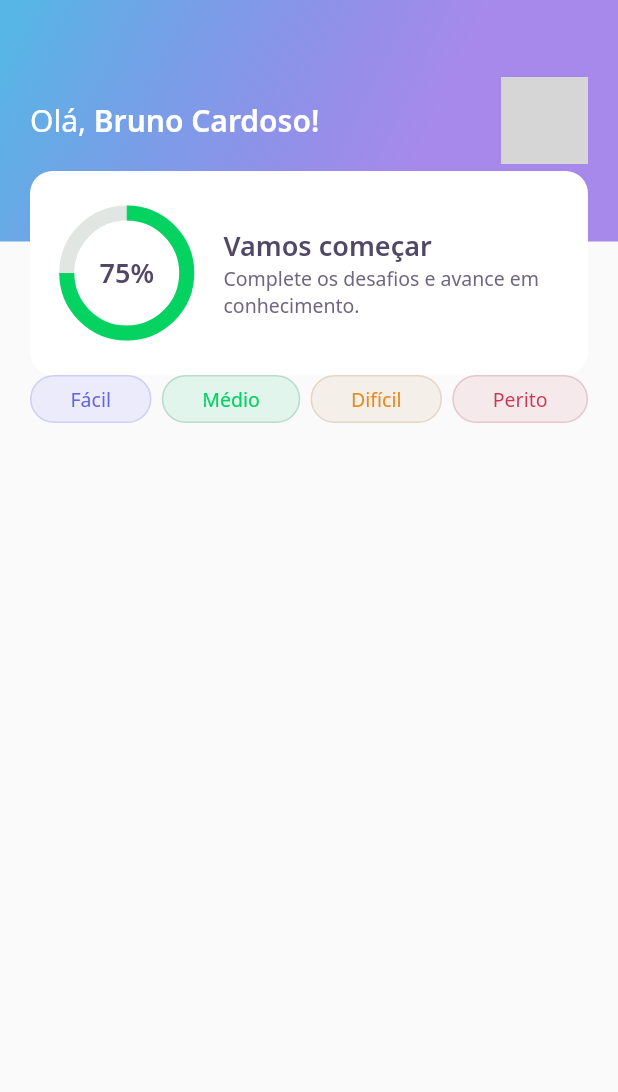
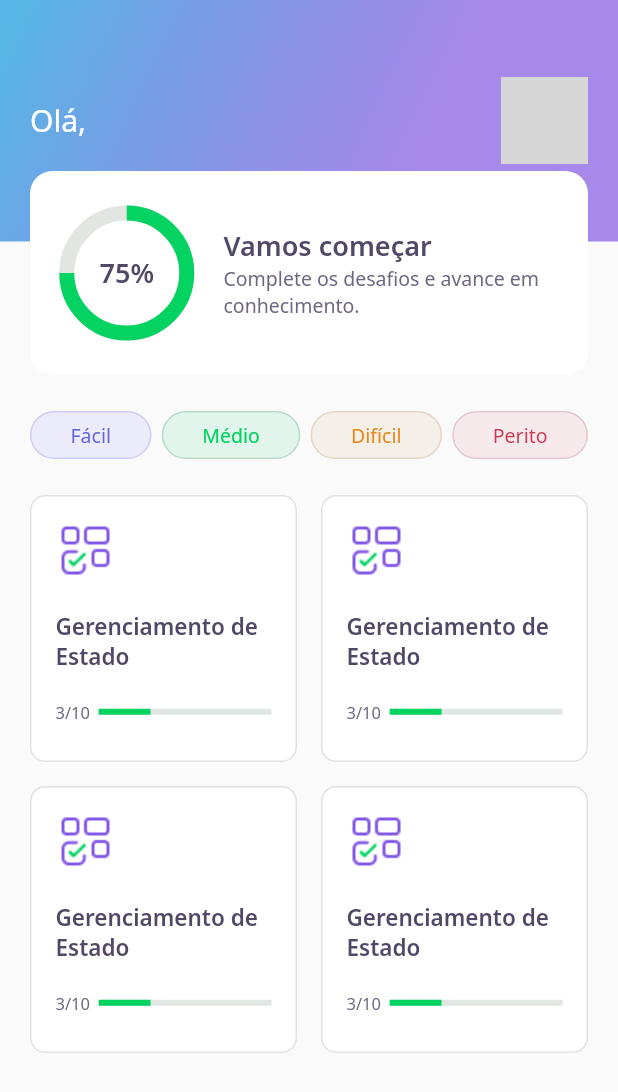
Before and after one commit to brunocardoso1/dev_quiz, a Flutter app: the HomePage screen opened directly, on a phone screen of 412 x 824 dp. Shown: the top 1092 px of the screen. Run offline on Flutter 3.47's test engine with Material 2 defaults, Android fonts, the phone set to English and light mode, and no system bars; our stand-ins replace google_fonts; accounts and stored records are empty; network calls fail; grey boxes are pictures that could not be loaded.

Commit message:
23.04 update - adding home controller

```diff
--- a/lib/core/app_widget.dart
+++ b/lib/core/app_widget.dart
@@ -1,3 +1,4 @@
+import 'package:DevQuiz/challenge/challenge_page.dart';
 import 'package:DevQuiz/home/home_page.dart';
 import 'package:DevQuiz/home/widgets-appbar/score_card/score_card_widget.dart';
 import 'package:DevQuiz/splash/splash_page.dart';
--- a/lib/home/home_page.dart
+++ b/lib/home/home_page.dart
@@ -1,5 +1,7 @@
+import 'package:DevQuiz/home/home_controller.dart';
 import 'package:DevQuiz/home/widgets-appbar/app_bar_widget.dart';
 import 'package:DevQuiz/home/widgets-appbar/level_button/level_button_widget.dart';
+import 'package:DevQuiz/home/widgets-appbar/quiz_card/quiz_card_widget.dart';
 import 'package:flutter/cupertino.dart';
 import 'package:flutter/material.dart';
 
@@ -11,13 +13,20 @@ class HomePage extends StatefulWidget {
 }
 
 class _HomePageState extends State<HomePage> {
+  final controller = HomeController();
+
   @override
   Widget build(BuildContext context) {
     return Scaffold(
-      appBar: AppBarWidget(),
+      appBar: AppBarWidget(user: controller.user!),
       body: Padding(
         padding: const EdgeInsets.symmetric(horizontal: 20.0),
-        child: Row(
+        child: Column(
+            children: [
+              SizedBox(
+                height: 24
+              ),
+              Row(
                 mainAxisAlignment: MainAxisAlignment.spaceBetween,
                 children: [
                   LevelButtonWidget(
@@ -30,6 +39,24 @@ class _HomePageState extends State<HomePage> {
                       label: "Perito")
                 ],
               ),
+              SizedBox(
+                  height: 24
+                ),
+              Expanded(
+                child: GridView.count(
+                  crossAxisSpacing: 16,
+                  mainAxisSpacing: 16,
+                  crossAxisCount: 2,
+                  children: [
+                  QuizCardWidget(),
+                  QuizCardWidget(), QuizCardWidget(), QuizCardWidget()
+                ],
+
+                ),
+              )
+
+            ],
+          ),
       ),
     );
   }
--- /dev/null
+++ b/lib/home/home_state.dart
@@ -0,0 +1,6 @@
+enum HomeState{
+  success,
+  loading,
+  error,
+  empty
+}
--- a/lib/home/widgets-appbar/app_bar_widget.dart
+++ b/lib/home/widgets-appbar/app_bar_widget.dart
@@ -1,11 +1,14 @@
 import 'package:DevQuiz/core/app_gradients.dart';
 import 'package:DevQuiz/core/app_text_styles.dart';
 import 'package:DevQuiz/home/widgets-appbar/score_card/score_card_widget.dart';
+import 'package:DevQuiz/shared/models/user_model.dart';
 import 'package:flutter/material.dart';
 
 
 class AppBarWidget extends PreferredSize {
-  AppBarWidget() : super(
+  final UserModel user;
+
+  AppBarWidget({required this.user}) : super(
     preferredSize: Size.fromHeight(250),
     child: Container(
       height: 250,
@@ -23,7 +26,7 @@ class AppBarWidget extends PreferredSize {
                     text: "Olá, ",
                     style: AppTextStyles.title,
                     children: [ TextSpan(
-                        text: "Bruno Cardoso!",
+                        text: user.name,
                         style: AppTextStyles.titleBold
                     )
                     ])),
@@ -32,8 +35,7 @@ class AppBarWidget extends PreferredSize {
                   height: 58,
                   decoration: BoxDecoration(
                       borderRadius: BorderRadius.circular(10),
-                      image: DecorationImage(image: NetworkImage(
-                          "https://avatars.githubusercontent.com/u/46230696?v=4"))
+                      image: DecorationImage(image: NetworkImage(user.photoUrl))
                   ),)
               ],),
           ),
--- /dev/null
+++ b/lib/home/widgets-appbar/quiz_card/quiz_card_widget.dart
@@ -0,0 +1,54 @@
+import 'package:DevQuiz/core/app_colors.dart';
+import 'package:DevQuiz/core/app_images.dart';
+import 'package:DevQuiz/core/app_text_styles.dart';
+import 'package:DevQuiz/shared/widgets/progress_indicator/progress_indicator_widget.dart';
+import 'package:flutter/material.dart';
+
+class QuizCardWidget extends StatelessWidget {
+  const QuizCardWidget({Key? key}) : super(key: key);
+
+  @override
+  Widget build(BuildContext context) {
+    return Container(
+      padding: EdgeInsets.all(16),
+      decoration: BoxDecoration(
+          border: Border.fromBorderSide(BorderSide(color: AppColors.border)),
+          color: AppColors.white,
+          borderRadius: BorderRadius.circular(10)),
+      child: Column(
+        crossAxisAlignment: CrossAxisAlignment.start,
+        children: [
+          Container(
+              height: 40,
+              width: 40,
+              child: Image.asset(AppImages.blocks),
+          ),
+          SizedBox(height: 20),
+          Text(
+            "Gerenciamento de Estado",
+            style: AppTextStyles.heading15,
+          ),
+          SizedBox(height: 20),
+          Row(
+            children: [
+              Expanded(
+                flex: 1,
+                child: Text(
+                  "3/10",
+                  style: AppTextStyles.body11,
+                ),
+              ),
+
+              Expanded(
+                flex: 4,
+                child: ProgressIndicatorWidget(
+                  value: 0.3,
+                )
+              )
+            ],
+          )
+        ],
+      ),
+    );
+  }
+}
--- /dev/null
+++ b/lib/shared/models/answer_model.dart
@@ -0,0 +1,7 @@
+class AnswerModel{
+  final String title;
+  final bool isRight;
+
+  AnswerModel({required this.title, this.isRight = false});
+
+}
--- /dev/null
+++ b/lib/shared/models/question_model.dart
@@ -0,0 +1,9 @@
+import 'package:DevQuiz/shared/models/answer_model.dart';
+
+class QuestionModel {
+  final String title;
+  final List<AnswerModel> answers;
+
+  QuestionModel({required this.title, required this.answers})
+      : assert(answers.length == 4);
+}
--- /dev/null
+++ b/lib/shared/models/quiz_model.dart
@@ -0,0 +1,19 @@
+import 'package:DevQuiz/shared/models/question_model.dart';
+
+enum Level { facil, medio, dificil, perito }
+
+class QuizModel {
+  final String title;
+  final List<QuestionModel> questions;
+  final int questionAnswered;
+  final String imagem;
+  final Level level;
+
+  QuizModel({
+    required this.title,
+    required this.questions,
+    this.questionAnswered = 0,
+    required this.imagem,
+    required this.level
+  });
+}
--- /dev/null
+++ b/lib/shared/models/user_model.dart
@@ -0,0 +1,11 @@
+class UserModel{
+  final String name;
+  final String photoUrl;
+  final int score;
+
+  UserModel({
+  required this.name,
+  required this.photoUrl,
+  this.score = 0,
+  });
+}
--- /dev/null
+++ b/lib/shared/widgets/progress_indicator/progress_indicator_widget.dart
@@ -0,0 +1,16 @@
+import 'package:DevQuiz/core/app_colors.dart';
+import 'package:flutter/material.dart';
+
+class ProgressIndicatorWidget extends StatelessWidget {
+  final double value;
+  const ProgressIndicatorWidget({Key? key, required this.value}) : super(key: key);
+
+  @override
+  Widget build(BuildContext context) {
+    return LinearProgressIndicator(
+        value: value,
+        backgroundColor: AppColors.chartSecondary,
+        valueColor: AlwaysStoppedAnimation<Color>(AppColors.chartPrimary),
+    );
+  }
+}
```
Also changed, not shown: lib/challenge/challenge_page.dart (added, +25 -0 lines), lib/challenge/widgets/answer/answer_widget.dart (added, +76 -0 lines), lib/challenge/widgets/question_indicator/question_indicator_widget.dart (added, +34 -0 lines), lib/challenge/widgets/quiz/quiz_widget.dart (added, +37 -0 lines), lib/home/home_controller.dart (added, +37 -0 lines). Lines whose indentation alone changed are shown as unchanged.
